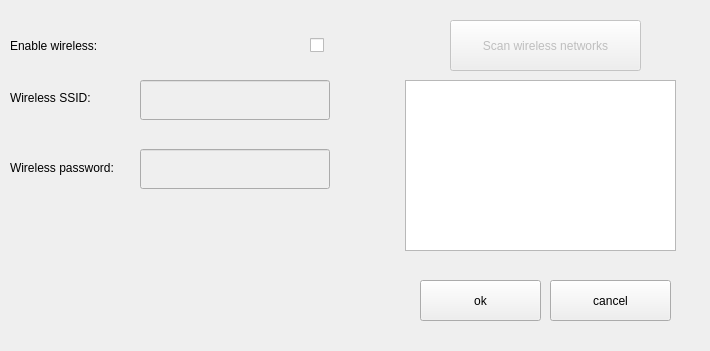
Qt form modbus-app/ui/WifiSettings.ui (matus-u/sz-modbus) before a commit.
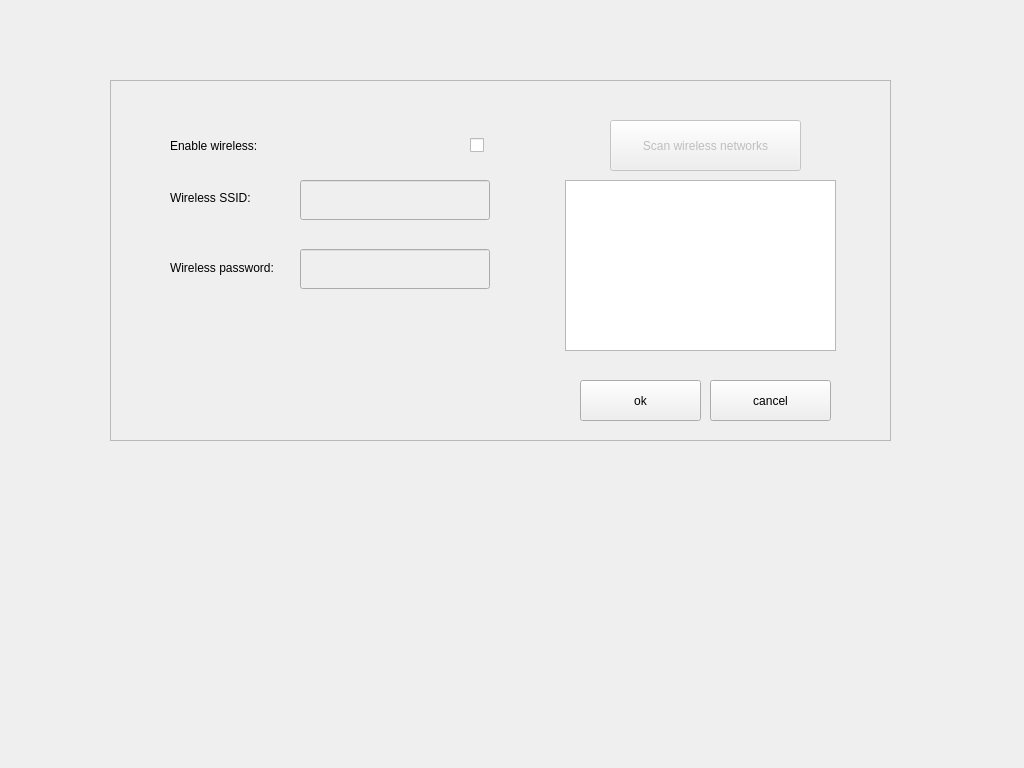
The same form after that commit.

Commit message: implement transparent ui for settings dialogs

What changed in the file:
```diff
--- a/modbus-app/ui/WifiSettings.ui
+++ b/modbus-app/ui/WifiSettings.ui
@@ -6,75 +6,36 @@
    <rect>
     <x>0</x>
     <y>0</y>
-    <width>710</width>
-    <height>351</height>
+    <width>1024</width>
+    <height>768</height>
    </rect>
   </property>
   <property name="windowTitle">
    <string>Dialog</string>
   </property>
-  <widget class="QPushButton" name="cancelButton">
+  <widget class="QFrame" name="frame">
    <property name="geometry">
     <rect>
-     <x>550</x>
-     <y>280</y>
-     <width>121</width>
-     <height>41</height>
+     <x>110</x>
+     <y>80</y>
+     <width>781</width>
+     <height>361</height>
     </rect>
    </property>
-   <property name="text">
-    <string>cancel</string>
+   <property name="autoFillBackground">
+    <bool>true</bool>
    </property>
-   <property name="autoDefault">
-    <bool>false</bool>
+   <property name="frameShape">
+    <enum>QFrame::StyledPanel</enum>
    </property>
-  </widget>
-  <widget class="QPushButton" name="okButton">
-   <property name="geometry">
-    <rect>
-     <x>420</x>
-     <y>280</y>
-     <width>121</width>
-     <height>41</height>
-    </rect>
+   <property name="frameShadow">
+    <enum>QFrame::Raised</enum>
    </property>
-   <property name="text">
-    <string>ok</string>
-   </property>
-   <property name="autoDefault">
-    <bool>false</bool>
-   </property>
-  </widget>
-  <widget class="QPushButton" name="scanWifiButton">
-   <property name="enabled">
-    <bool>false</bool>
-   </property>
-   <property name="geometry">
-    <rect>
-     <x>450</x>
-     <y>20</y>
-     <width>191</width>
-     <height>51</height>
-    </rect>
-   </property>
-   <property name="sizePolicy">
-    <sizepolicy hsizetype="Preferred" vsizetype="Minimum">
-     <horstretch>0</horstretch>
-     <verstretch>0</verstretch>
-    </sizepolicy>
-   </property>
-   <property name="text">
-    <string>Scan wireless networks</string>
-   </property>
-   <property name="autoDefault">
-    <bool>false</bool>
-   </property>
-  </widget>
   <widget class="QLabel" name="label_2">
    <property name="geometry">
     <rect>
-     <x>10</x>
-     <y>160</y>
+      <x>60</x>
+      <y>180</y>
      <width>112</width>
      <height>16</height>
     </rect>
@@ -83,46 +44,14 @@
     <string>Wireless password:</string>
    </property>
   </widget>
-  <widget class="QLabel" name="label">
-   <property name="geometry">
-    <rect>
-     <x>10</x>
-     <y>90</y>
-     <width>101</width>
-     <height>16</height>
-    </rect>
-   </property>
-   <property name="text">
-    <string>Wireless SSID:</string>
-   </property>
-  </widget>
-  <widget class="QLineEdit" name="wifiPassLineEdit">
-   <property name="enabled">
-    <bool>false</bool>
-   </property>
-   <property name="geometry">
-    <rect>
-     <x>140</x>
-     <y>149</y>
-     <width>190</width>
-     <height>40</height>
-    </rect>
-   </property>
-   <property name="sizePolicy">
-    <sizepolicy hsizetype="Preferred" vsizetype="Minimum">
-     <horstretch>0</horstretch>
-     <verstretch>0</verstretch>
-    </sizepolicy>
-   </property>
-  </widget>
   <widget class="QLineEdit" name="ssidLineEdit">
    <property name="enabled">
     <bool>false</bool>
    </property>
    <property name="geometry">
     <rect>
-     <x>140</x>
-     <y>80</y>
+      <x>190</x>
+      <y>100</y>
      <width>190</width>
      <height>40</height>
     </rect>
@@ -134,11 +63,81 @@
     </sizepolicy>
    </property>
   </widget>
+   <widget class="QPushButton" name="scanWifiButton">
+    <property name="enabled">
+     <bool>false</bool>
+    </property>
+    <property name="geometry">
+     <rect>
+      <x>500</x>
+      <y>40</y>
+      <width>191</width>
+      <height>51</height>
+     </rect>
+    </property>
+    <property name="sizePolicy">
+     <sizepolicy hsizetype="Preferred" vsizetype="Minimum">
+      <horstretch>0</horstretch>
+      <verstretch>0</verstretch>
+     </sizepolicy>
+    </property>
+    <property name="text">
+     <string>Scan wireless networks</string>
+    </property>
+    <property name="autoDefault">
+     <bool>false</bool>
+    </property>
+   </widget>
+   <widget class="QLabel" name="label_3">
+    <property name="geometry">
+     <rect>
+      <x>60</x>
+      <y>55</y>
+      <width>141</width>
+      <height>21</height>
+     </rect>
+    </property>
+    <property name="text">
+     <string>Enable wireless:</string>
+    </property>
+   </widget>
+   <widget class="QPushButton" name="okButton">
+    <property name="geometry">
+     <rect>
+      <x>470</x>
+      <y>300</y>
+      <width>121</width>
+      <height>41</height>
+     </rect>
+    </property>
+    <property name="text">
+     <string>ok</string>
+    </property>
+    <property name="autoDefault">
+     <bool>false</bool>
+    </property>
+   </widget>
+   <widget class="QPushButton" name="cancelButton">
+    <property name="geometry">
+     <rect>
+      <x>600</x>
+      <y>300</y>
+      <width>121</width>
+      <height>41</height>
+     </rect>
+    </property>
+    <property name="text">
+     <string>cancel</string>
+    </property>
+    <property name="autoDefault">
+     <bool>false</bool>
+    </property>
+   </widget>
   <widget class="QTableWidget" name="apListWidget">
    <property name="geometry">
     <rect>
-     <x>405</x>
-     <y>80</y>
+      <x>455</x>
+      <y>100</y>
      <width>271</width>
      <height>171</height>
     </rect>
@@ -169,8 +168,8 @@
   <widget class="QCheckBox" name="wifiEnabledCheckBox">
    <property name="geometry">
     <rect>
-     <x>310</x>
-     <y>30</y>
+      <x>360</x>
+      <y>50</y>
      <width>31</width>
      <height>31</height>
     </rect>
@@ -188,18 +187,38 @@
     </size>
    </property>
   </widget>
-  <widget class="QLabel" name="label_3">
+   <widget class="QLabel" name="label">
    <property name="geometry">
     <rect>
-     <x>10</x>
-     <y>35</y>
-     <width>141</width>
-     <height>21</height>
+      <x>60</x>
+      <y>110</y>
+      <width>101</width>
+      <height>16</height>
     </rect>
    </property>
    <property name="text">
-    <string>Enable wireless:</string>
-   </property>
+     <string>Wireless SSID:</string>
+    </property>
+   </widget>
+   <widget class="QLineEdit" name="wifiPassLineEdit">
+    <property name="enabled">
+     <bool>false</bool>
+    </property>
+    <property name="geometry">
+     <rect>
+      <x>190</x>
+      <y>169</y>
+      <width>190</width>
+      <height>40</height>
+     </rect>
+    </property>
+    <property name="sizePolicy">
+     <sizepolicy hsizetype="Preferred" vsizetype="Minimum">
+      <horstretch>0</horstretch>
+      <verstretch>0</verstretch>
+     </sizepolicy>
+    </property>
+   </widget>
   </widget>
  </widget>
  <resources/>
```
Lines whose indentation alone changed are shown as unchanged. The commit also changes 5 other files.
